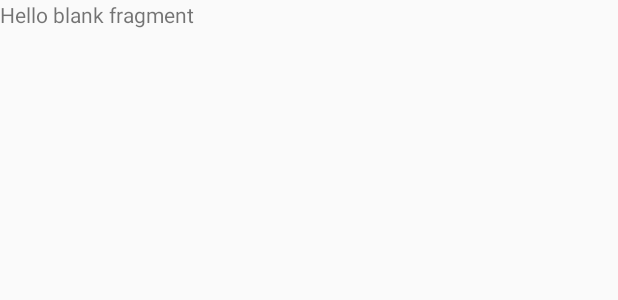
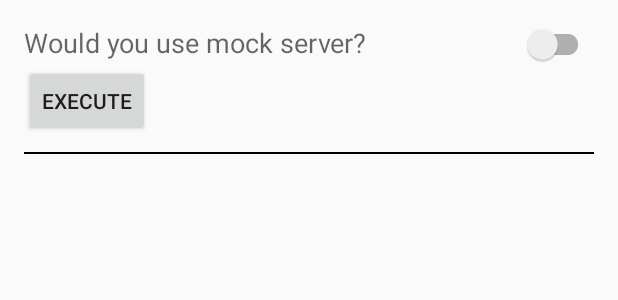
Before and after one commit to suclike/DaggerAndMockRestAdapter, an Android app: the layout fragment_frag_user_list.xml on its own in the app's theme, with its tools: preview values and no code run, on a phone screen of 412 x 824 dp. Shown: the top 300 px of the screen. Run offline under Robolectric (Android 15) with nearby library versions, the phone set to English and light mode, and no system bars.

Commit message:
Fragment creation

```diff
--- a/app/src/main/java/ciriti/retrofitmockserver/component/ParentApiComponent.java
+++ b/app/src/main/java/ciriti/retrofitmockserver/component/ParentApiComponent.java
@@ -1,10 +1,12 @@
 package ciriti.retrofitmockserver.component;
 
 import ciriti.retrofitmockserver.activity.MainActivity;
+import ciriti.retrofitmockserver.fragment.FragUsers;
 
 /**
  * Created by ciriti on 29/06/15.
  */
 public interface ParentApiComponent {
     void inject(MainActivity mainActivity);
+    void inject(FragUsers fragUsers);
 }
--- a/app/src/main/res/layout/fragment_frag_user_list.xml
+++ b/app/src/main/res/layout/fragment_frag_user_list.xml
@@ -1,9 +1,80 @@
-<FrameLayout xmlns:android="http://schemas.android.com/apk/res/android"
-    xmlns:tools="http://schemas.android.com/tools" android:layout_width="match_parent"
-    android:layout_height="match_parent" tools:context="ciriti.retrofitmockserver.fragment.FragUsers">
+<RelativeLayout xmlns:android="http://schemas.android.com/apk/res/android"
+    xmlns:tools="http://schemas.android.com/tools"
+    android:layout_width="match_parent"
+    android:layout_height="match_parent"
+    android:paddingLeft="@dimen/activity_horizontal_margin"
+    android:paddingRight="@dimen/activity_horizontal_margin"
+    android:paddingTop="@dimen/activity_vertical_margin"
+    android:paddingBottom="@dimen/activity_vertical_margin"
+    tools:context=".MainActivity">
 
-    <!-- TODO: Update blank fragment layout -->
-    <TextView android:layout_width="match_parent" android:layout_height="match_parent"
-        android:text="@string/hello_blank_fragment" />
+    <TextView
+        android:text="@string/mock_server"
+        android:layout_width="wrap_content"
+        android:textAppearance="?android:attr/textAppearanceMedium"
+        android:layout_height="wrap_content"
+        android:id="@+id/textView" />
 
-</FrameLayout>
+    <android.support.v7.widget.SwitchCompat
+        android:layout_width="match_parent"
+        android:layout_height="wrap_content"
+        android:id="@+id/switch1"
+        android:layout_toRightOf="@+id/textView"
+        android:layout_toEndOf="@+id/textView" />
+
+    <View
+        android:layout_width="match_parent"
+        android:layout_height="1dp"
+        android:background="#000000"
+        android:layout_marginTop="10dp"
+        android:layout_marginBottom="10dp"
+        android:id="@+id/divider"
+        android:layout_below="@+id/button"
+        android:layout_alignParentLeft="true"
+        android:layout_alignParentStart="true" />
+
+    <!--<ScrollView-->
+    <!--android:layout_width="match_parent"-->
+    <!--android:layout_height="wrap_content"-->
+    <!--android:layout_below="@+id/divider">-->
+
+    <!--<TextView-->
+    <!--android:layout_width="match_parent"-->
+    <!--android:layout_height="wrap_content"-->
+    <!--android:textAppearance="?android:attr/textAppearanceMedium"-->
+    <!--android:id="@+id/resp"-->
+    <!--android:layout_alignParentRight="true"-->
+    <!--android:layout_alignParentEnd="true"-->
+    <!--android:layout_alignParentLeft="true"-->
+    <!--android:layout_alignParentStart="true"-->
+    <!--android:layout_alignParentBottom="true" />-->
+
+    <!--</ScrollView>-->
+    <android.support.v7.widget.RecyclerView
+        android:id="@+id/my_recycler_view"
+        android:scrollbars="vertical"
+        android:layout_below="@+id/divider"
+        android:layout_width="match_parent"
+        android:layout_height="match_parent"/>
+
+    <Button
+        style="?android:attr/buttonStyleSmall"
+        android:layout_width="wrap_content"
+        android:layout_height="wrap_content"
+        android:text="Execute"
+        android:id="@+id/button"
+        android:visibility="visible"
+        android:layout_below="@+id/switch1"
+        android:layout_alignParentLeft="true"
+        android:layout_alignParentStart="true" />
+
+    <ProgressBar
+        style="?android:attr/progressBarStyleLarge"
+        android:layout_width="wrap_content"
+        android:layout_height="wrap_content"
+        android:id="@+id/progressBar"
+        android:visibility="gone"
+        android:layout_centerVertical="true"
+        android:layout_centerHorizontal="true" />
+
+</RelativeLayout>
```
Also changed, not shown: app/src/debug/res/layout/activity_main.xml (+9 -9 lines), app/src/main/java/ciriti/retrofitmockserver/fragment/FragUsers.java (+27 -1 lines).
